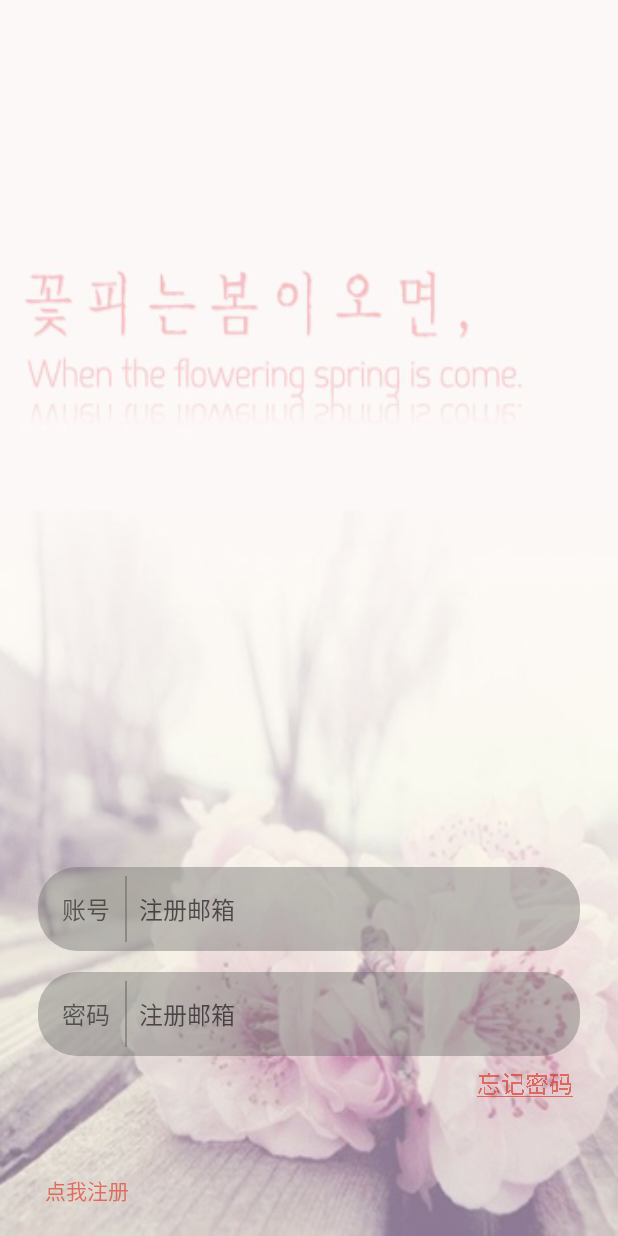
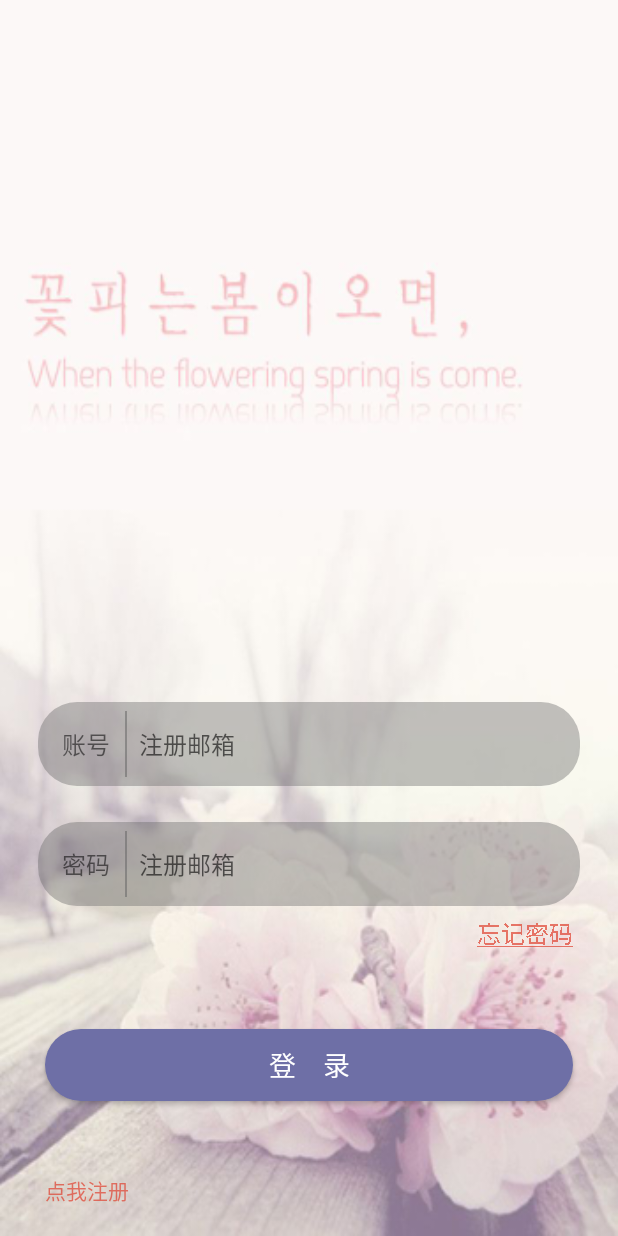
Before and after one commit to 1004145468/xtuPlayer, an Android app: the LoginActivity screen opened directly, with no data from a screen before it, on a phone screen of 412 x 824 dp. Run offline under Robolectric (Android 15) with nearby library versions, the phone set to English and light mode, and no system bars; our stand-ins replace ButterKnife; libraries missing offline, so code that uses them is left out: cn.bmob.v3.

Commit message:
完成登录界面的编写

```diff
--- a/Player/app/src/main/java/com/ruo/player/UserCenterActivity.java
+++ b/Player/app/src/main/java/com/ruo/player/UserCenterActivity.java
@@ -48,7 +48,8 @@ public class UserCenterActivity extends BaseTitleBackActivity {
     @OnClick(R.id.userinfo_head)
     public void loginOrHeadUpdateHead() {
         if (currentUser == null) {  //注册
-            PLGT.gotoRegeistActivity(this);
+            setResult(RESULT_OK, null);
+            finish();
         } else { //更改头像
             PLGT.gotoImagePickActivity(this);
         }
--- a/Player/app/src/main/res/layout/activity_login.xml
+++ b/Player/app/src/main/res/layout/activity_login.xml
@@ -15,7 +15,7 @@
         android:gravity="center_vertical"
         android:orientation="horizontal"
         android:layout_alignParentBottom="true"
-        android:layout_marginBottom="190dp">
+        android:layout_marginBottom="300dp">
 
         <TextView
             android:layout_width="wrap_content"
@@ -33,7 +33,7 @@
             android:background="#88666666" />
 
         <EditText
-            android:id="@+id/et_user"
+            android:id="@+id/login_user"
             android:layout_width="0dp"
             android:layout_height="wrap_content"
             android:layout_marginLeft="8dp"
@@ -56,7 +56,7 @@
         android:gravity="center_vertical"
         android:orientation="horizontal"
         android:layout_alignParentBottom="true"
-        android:layout_marginBottom="120dp">
+        android:layout_marginBottom="220dp">
 
         <TextView
             android:layout_width="wrap_content"
@@ -74,7 +74,7 @@
             android:background="#88666666" />
 
         <EditText
-            android:id="@+id/et_psw"
+            android:id="@+id/login_psw"
             android:layout_width="0dp"
             android:layout_height="wrap_content"
             android:layout_marginLeft="8dp"
@@ -93,7 +93,7 @@
         android:layout_width="wrap_content"
         android:layout_height="wrap_content"
         android:layout_alignParentBottom="true"
-        android:layout_marginBottom="90dp"
+        android:layout_marginBottom="190dp"
         android:layout_alignParentRight="true"
         android:layout_marginRight="30dp"
         android:text="忘记密码"
@@ -112,5 +112,18 @@
         android:textSize="14sp"
         android:textColor="@color/color9"/>
 
+    <Button
+        android:id="@+id/login_btn"
+        android:layout_width="match_parent"
+        android:layout_height="wrap_content"
+        android:layout_marginLeft="30dp"
+        android:layout_marginRight="30dp"
+        android:background="@drawable/select_loginbtn_bg"
+        android:text="登　录"
+        android:textColor="@color/color1"
+        android:textSize="18sp"
+        android:layout_alignParentBottom="true"
+        android:layout_marginBottom="90dp"/>
+
 
 </RelativeLayout>
```
Also changed, not shown: Player/app/src/main/java/com/ruo/player/LoginActivity.java (+42 -1 lines).
